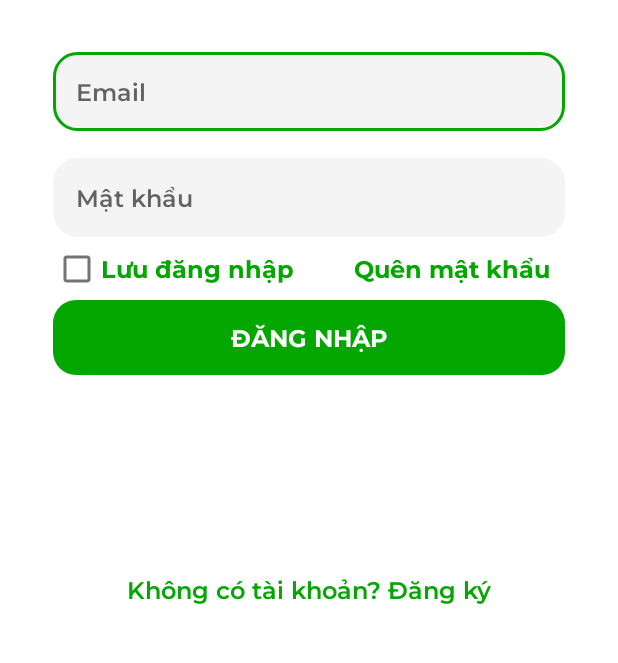
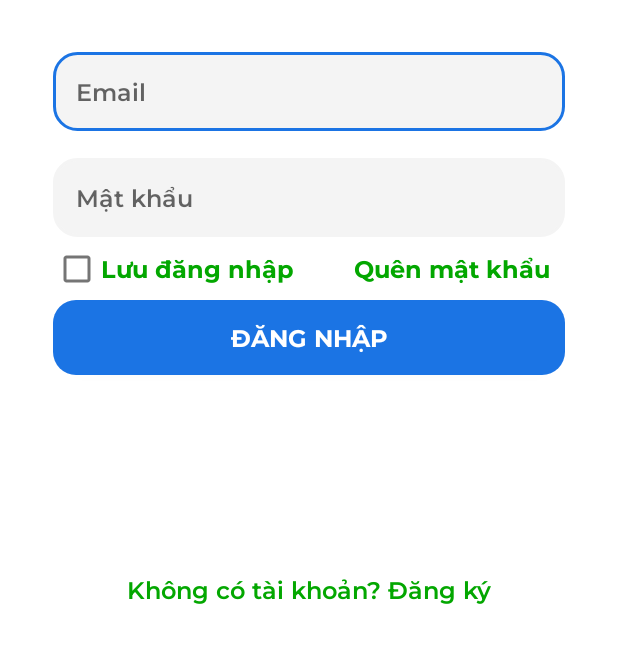
Before and after one commit to simoney199/AppAndroid, an Android app: the screen it shows after launch (Login), on a phone screen of 412 x 824 dp, the part 522-1185 px from its top. Run offline under Robolectric (Android 15) with nearby library versions, the phone set to English and light mode, and no system bars; our stand-ins replace Firebase (no records; nobody signed in at launch, a user with empty details on screens opened directly).

Commit message:
Update UI

```diff
--- a/app/src/main/res/drawable/custom_btn.xml
+++ b/app/src/main/res/drawable/custom_btn.xml
@@ -1,5 +1,5 @@
 <?xml version="1.0" encoding="utf-8"?>
 <shape xmlns:android="http://schemas.android.com/apk/res/android" android:shape="rectangle">
-    <solid android:color="@color/green"/>
+    <solid android:color="@color/brand_primary"/>
     <corners android:radius="15dp"/>
 </shape>
--- a/app/src/main/res/drawable/custom_edt.xml
+++ b/app/src/main/res/drawable/custom_edt.xml
@@ -4,7 +4,7 @@
         <shape android:shape="rectangle">
             <solid android:color="@color/input_background"/>
             <corners android:radius="15dp"/>
-            <stroke android:color="@color/green" android:width="2dp"/>
+            <stroke android:color="@color/brand_primary" android:width="2dp"/>
         </shape>
     </item>
 
--- a/app/src/main/res/layout/bottomsheet_choose_category.xml
+++ b/app/src/main/res/layout/bottomsheet_choose_category.xml
@@ -13,8 +13,8 @@
             android:layout_width="350dp"
             android:layout_height="wrap_content"
             android:background="@color/gray"
-            app:tabTextColor="@color/green"
-            app:tabIndicatorColor="@color/green">
+            app:tabTextColor="@color/brand_primary"
+            app:tabIndicatorColor="@color/brand_primary">
             <com.google.android.material.tabs.TabItem
                 android:layout_width="wrap_content"
                 android:layout_height="wrap_content"
--- a/app/src/main/res/layout/category_home.xml
+++ b/app/src/main/res/layout/category_home.xml
@@ -69,7 +69,7 @@
         app:layout_constraintBottom_toBottomOf="parent"
         app:layout_constraintRight_toRightOf="parent"
         android:layout_marginRight="27dp"
-        app:backgroundTint="#03A700"
+        app:backgroundTint="#1B74E4"
         app:maxImageSize="30dp"
         android:id="@+id/addNewCategoryBtn"
         android:src="@drawable/add"
--- a/app/src/main/res/layout/item_expense.xml
+++ b/app/src/main/res/layout/item_expense.xml
@@ -41,7 +41,7 @@
             android:layout_width="26dp"
             android:layout_height="26dp"
             android:layout_gravity="center_horizontal|center"
-            android:src="@drawable/plus__5_"/>
+            android:src="@drawable/plus__5"/>
 
     </LinearLayout>
 
--- a/app/src/main/res/layout/item_expense_progress.xml
+++ b/app/src/main/res/layout/item_expense_progress.xml
@@ -49,7 +49,7 @@
                 android:fontFamily="@font/montserrat_bold"
                 android:layout_width="wrap_content"
                 android:layout_height="wrap_content"
-                android:text="October - 2023"
+                android:text="March - 2025"
                 android:textColor="@color/black"/>
 
         </LinearLayout>
@@ -84,7 +84,7 @@
                 android:id="@+id/expenseLimit"
                 android:textStyle="bold"
                 android:textSize="16sp"
-                android:textColor="@color/green"
+                android:textColor="@color/brand_primary"
                 android:fontFamily="@font/montserrat_semibold"
                 android:layout_width="wrap_content"
                 android:layout_height="wrap_content"
--- a/app/src/main/res/layout/item_goal.xml
+++ b/app/src/main/res/layout/item_goal.xml
@@ -53,7 +53,7 @@
                 android:id="@+id/goalCurrent"
                 android:textStyle="bold"
                 android:textSize="16sp"
-                android:textColor="@color/green"
+                android:textColor="@color/brand_primary"
                 android:layout_width="0dp"
                 android:layout_weight="1"
                 android:fontFamily="@font/montserrat_semibold"
@@ -64,7 +64,7 @@
                 android:id="@+id/goalNumber"
                 android:textStyle="bold"
                 android:textSize="16sp"
-                android:textColor="@color/green"
+                android:textColor="@color/brand_primary"
                 android:layout_width="wrap_content"
                 android:fontFamily="@font/montserrat_semibold"
                 android:layout_height="wrap_content"
```
Also changed, not shown: app/src/main/res/drawable/plus5.png, app/src/main/res/drawable/plus__5_.png (deleted).
